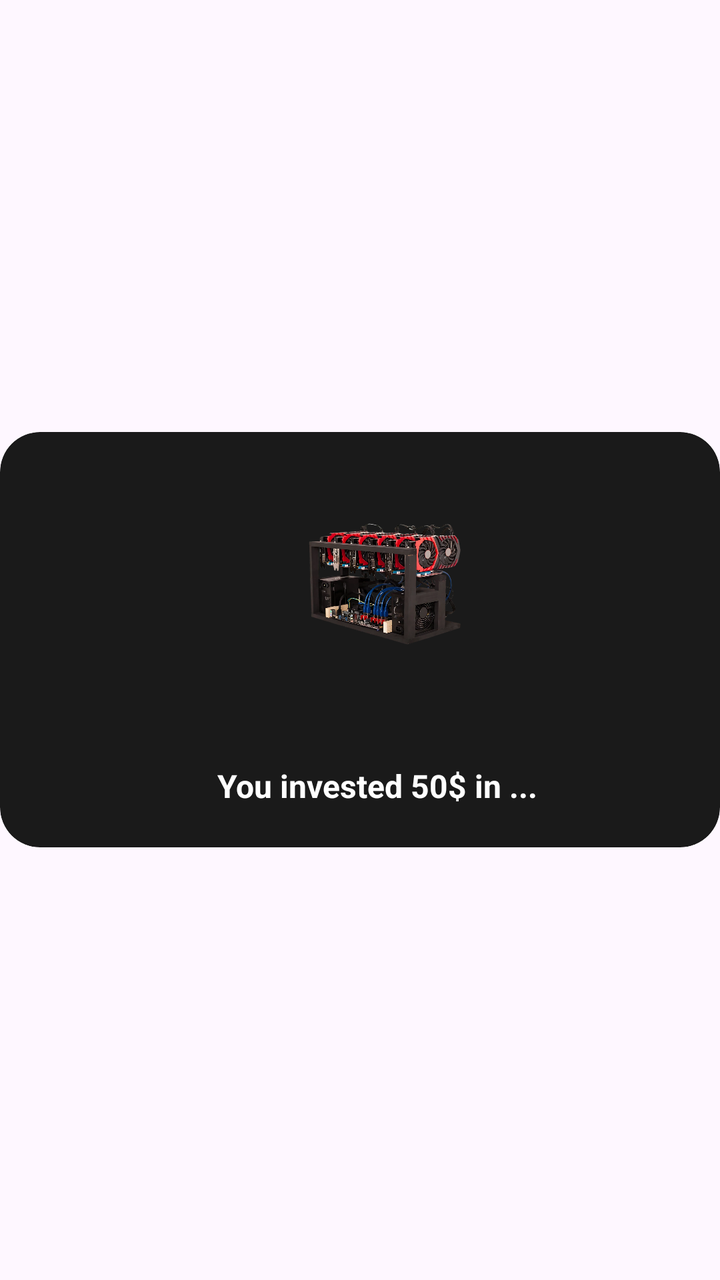
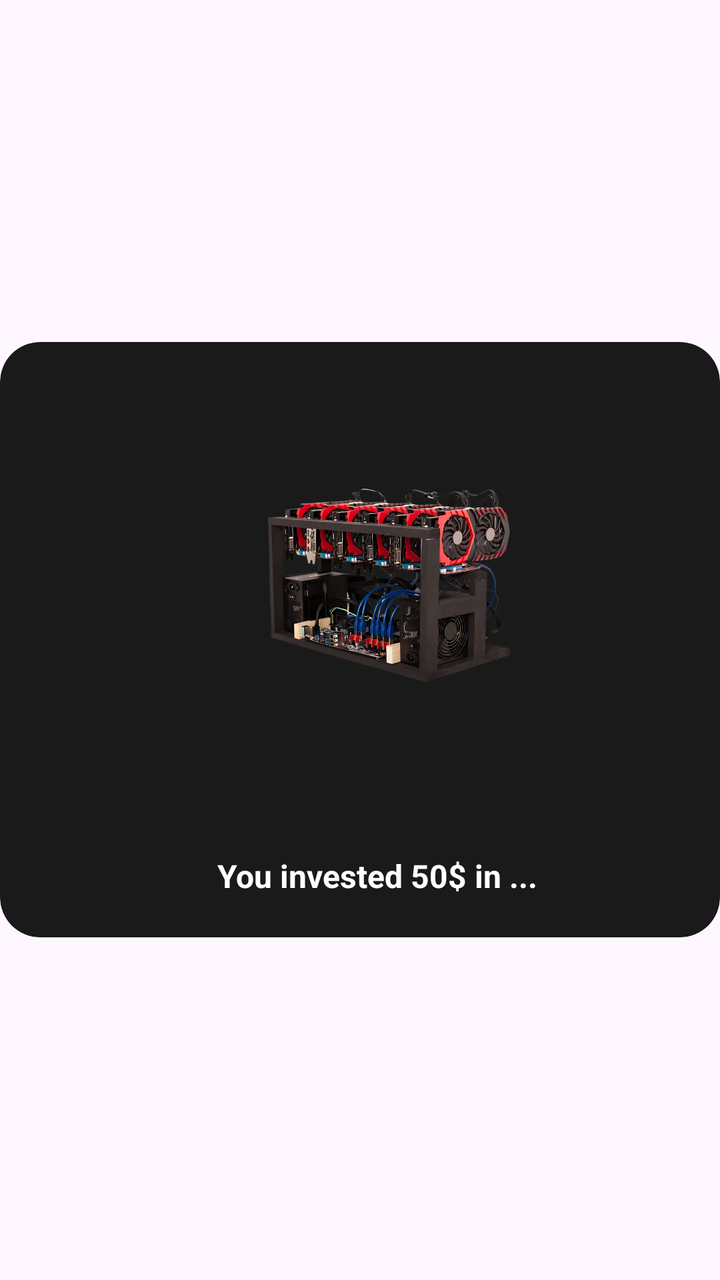

Compare the two renders of this Android layout. The source of the first and the diff that turns it into the second are given below.
<!-- AndroidManifest.xml: application theme Theme.Bitbloom -->
<!-- res/layout/dialog_plan_purchase_success.xml -->
<?xml version="1.0" encoding="utf-8"?>
<LinearLayout xmlns:android="http://schemas.android.com/apk/res/android"
    xmlns:card_view="http://schemas.android.com/apk/res-auto"
    android:layout_width="match_parent"
    android:layout_height="wrap_content"
    android:layout_gravity="center"
    android:layout_margin="40dp"
    android:gravity="center"
    android:orientation="vertical">

    <com.google.android.material.card.MaterialCardView
        android:layout_width="match_parent"
        android:layout_height="wrap_content"
        card_view:cardBackgroundColor="@color/main_card_color"
        card_view:cardCornerRadius="20dp"
        card_view:cardElevation="0dp"
        card_view:cardUseCompatPadding="false"
        card_view:strokeColor="@android:color/transparent"
        card_view:strokeWidth="0dp">

        <LinearLayout
            android:layout_width="match_parent"
            android:layout_height="wrap_content"
            android:gravity="center"
            android:orientation="vertical"

            android:paddingStart="18dp">

            <ImageView
                android:id="@+id/planImage"
                android:layout_width="150dp"
                android:layout_height="150dp"
                android:contentDescription="@string/cd_brand_logo"
                android:scaleType="centerInside"
                android:src="@drawable/mining_1" />

            <TextView
                android:id="@+id/planText"
                android:layout_width="wrap_content"
                android:layout_height="wrap_content"
                android:layout_marginTop="16dp"
                android:layout_marginBottom="20dp"
                android:gravity="center"
                android:text="@string/dialog_plan_purchase_success_you_invested_50_in"
                android:textColor="@color/white"
                android:textSize="16sp"
                android:textStyle="bold" />
        </LinearLayout>
    </com.google.android.material.card.MaterialCardView>
</LinearLayout>
<!-- resources referenced by this layout -->
<resources>
  <color name="main_card_color">#1A1A1A</color>
  <color name="white">#FFFFFFFF</color>
  <!-- drawable mining_1: png bitmap (drawable, 641393 bytes) -->
  <string name="cd_brand_logo">Brand logo</string>
  <string name="dialog_plan_purchase_success_you_invested_50_in">You invested 50$ in ...</string>
  <style name="Theme.Bitbloom" parent="Base.Theme.Bitbloom">
          
          <item name="editTextStyle">@style/Widget.MXG.EditText.WhiteCursor</item>
          <item name="android:editTextStyle">@style/Widget.MXG.EditText.WhiteCursor</item>
  
          
          <item name="android:textCursorDrawable">@drawable/cursor_white</item>
      </style>
  <style name="Base.Theme.Bitbloom" parent="Theme.Material3.DayNight.NoActionBar">
          <item name="android:statusBarColor">@color/mxg_black</item>
          <item name="colorPrimary">@color/mxg_white</item>
          <item name="android:navigationBarColor">@color/mxg_black</item>
          <item name="android:datePickerDialogTheme">@style/BitbloomDatePickerTheme</item>
      </style>
  <style name="Widget.MXG.EditText.WhiteCursor" parent="Widget.AppCompat.EditText">
          <item name="android:textCursorDrawable">@drawable/cursor_white</item>
      </style>
  <!-- drawable cursor_white (drawable) -->
  <?xml version="1.0" encoding="utf-8"?>
  <shape xmlns:android="http://schemas.android.com/apk/res/android">
      <size android:width="2dp"/>
      <solid android:color="@android:color/white"/>
      <corners android:radius="1dp"/>
  </shape>
  <color name="mxg_black">#000000</color>
  <color name="mxg_white">#FFFFFF</color>
  <style name="BitbloomDatePickerTheme" parent="ThemeOverlay.MaterialComponents.MaterialAlertDialog">
          <item name="colorAccent">@color/status_bar_color</item> 
          <item name="android:headerBackground">@color/light_status_bar_color
          </item> 
          <item name="android:colorControlHighlight">@color/status_bar_color
          </item> 
          <item name="android:colorControlActivated">@color/status_bar_color
          </item> 
          <item name="android:textColorPrimaryInverse">@color/white</item> 
          <item name="android:textColor">@color/status_bar_color</item> 
          <item name="android:textColorPrimary">?attr/colorOnBackground</item> 
      </style>
  <color name="status_bar_color">#EE6924</color>
  <color name="light_status_bar_color">#EE6924</color>
</resources>

<!-- the commit's change to res/layout/dialog_plan_purchase_success.xml (unified diff, before → after) -->
@@ -28,10 +28,10 @@
 
             <ImageView
                 android:id="@+id/planImage"
-                android:layout_width="150dp"
-                android:layout_height="150dp"
+                android:layout_width="240dp"
+                android:layout_height="240dp"
                 android:contentDescription="@string/cd_brand_logo"
-                android:scaleType="centerInside"
+                android:scaleType="centerCrop"
                 android:src="@drawable/mining_1" />
 
             <TextView
